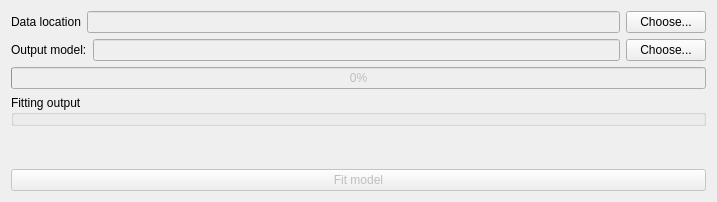
ValentinaVisani/dafne-models_aschoplex, file src/dafne_models/ui/ModelTrainer.ui: the form before one commit.
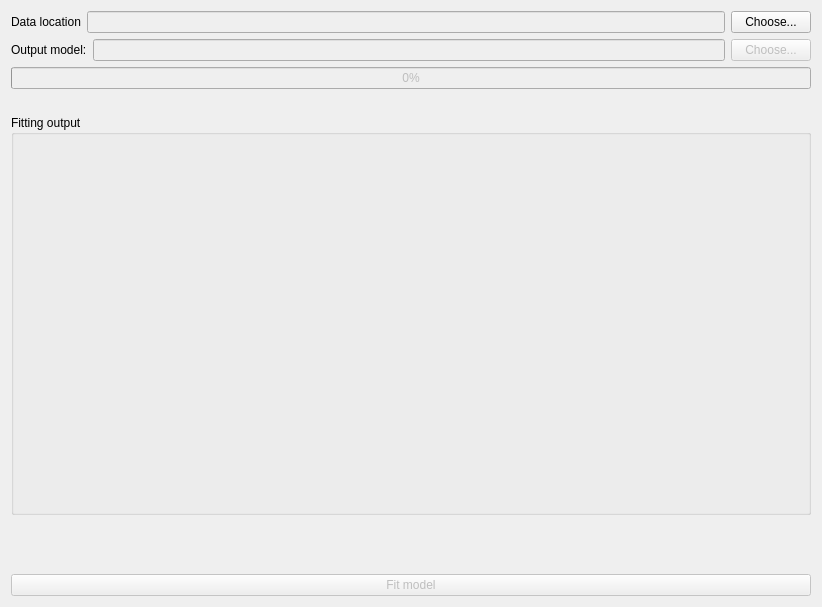
The form after the commit.

Commit message: UI first test working - to be refined

What changed in the file:
```diff
--- a/src/dafne_models/ui/ModelTrainer.ui
+++ b/src/dafne_models/ui/ModelTrainer.ui
@@ -6,8 +6,8 @@
    <rect>
     <x>0</x>
     <y>0</y>
-    <width>717</width>
-    <height>202</height>
+    <width>815</width>
+    <height>607</height>
    </rect>
   </property>
   <property name="windowTitle">
@@ -69,6 +69,9 @@
      </item>
      <item>
       <widget class="QPushButton" name="save_choose_Button">
+       <property name="enabled">
+        <bool>false</bool>
+       </property>
        <property name="text">
         <string>Choose...</string>
        </property>
@@ -86,8 +89,21 @@
      </property>
     </widget>
    </item>
+   <item>
+    <widget class="QLabel" name="progress_Label">
+     <property name="text">
+      <string/>
+     </property>
+    </widget>
+   </item>
    <item>
     <widget class="QGroupBox" name="fit_output_box">
+     <property name="minimumSize">
+      <size>
+       <width>800</width>
+       <height>400</height>
+      </size>
+     </property>
      <property name="title">
       <string>Fitting output</string>
      </property>
```
Left out of the diff: 2 changed lines with no effect on the pictures. The commit also changes 6 other files.
